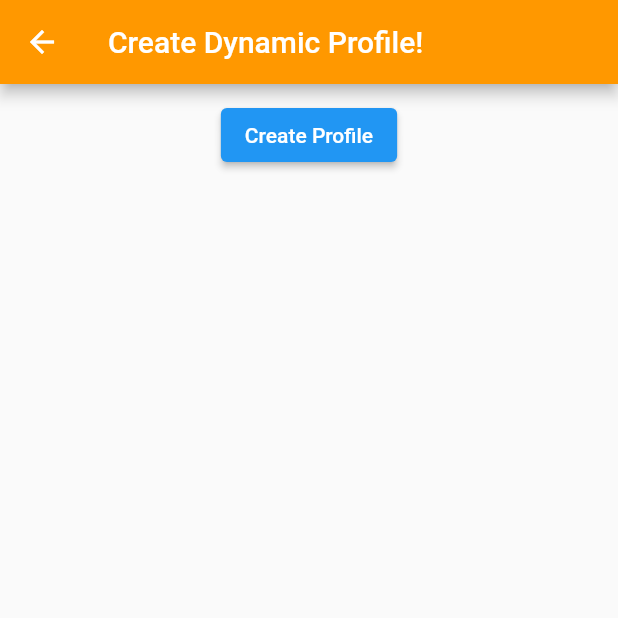
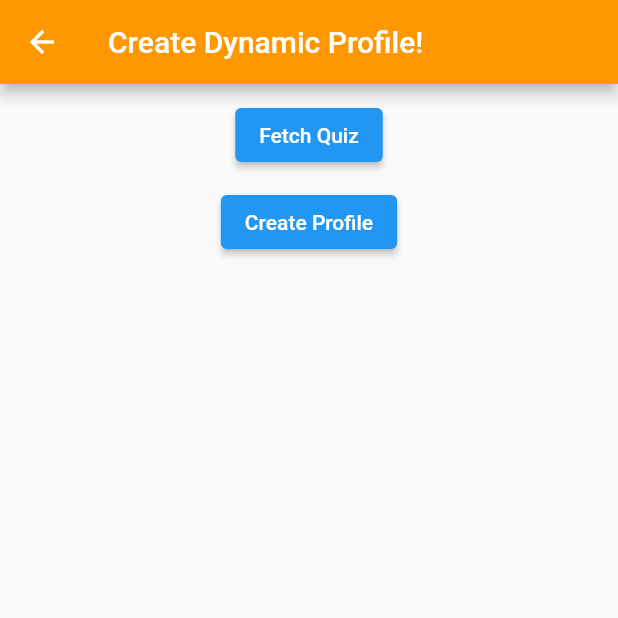
Before and after one commit to jaiminrana05/basic-navigation-go-route, a Flutter app: the ProfilePage screen opened directly, on a phone screen of 412 x 824 dp, the top half of it. Run offline on Flutter 3.47's test engine with Material 2 defaults, Android fonts, the phone set to English and light mode, and no system bars; our stand-ins replace flutter_mobx, go_router, mobx, shared_preferences; accounts and stored records are empty; generated files the repository leaves out were written again.

Commit message:
:sparkles: handle an async data

```diff
--- /dev/null
+++ b/lib/async_data/quiz_data.dart
@@ -0,0 +1,36 @@
+import 'dart:math';
+
+class QuizData {
+  QuizData({
+    required this.name,
+    required this.quizNo,
+  });
+
+  final String name;
+  final int quizNo;
+}
+
+class Quiz {
+  static final data = [
+    QuizData(name: 'Aptitude Quiz', quizNo: 1),
+    QuizData(name: 'DSA Quiz', quizNo: 2),
+    QuizData(name: 'Programming Quiz', quizNo: 3)
+  ];
+}
+
+class Repository {
+  static final rnd = Random();
+
+  Future<List<QuizData>> getFamilies() async {
+    // simulate network delay
+    await Future<void>.delayed(
+      const Duration(seconds: 3),
+    );
+
+    // simulate error
+    //if (rnd.nextBool()) throw Exception('error fetching families');
+
+    // return async_data "fetched over the network"
+    return Quiz.data;
+  }
+}
--- a/lib/pages/profile/profile_page.dart
+++ b/lib/pages/profile/profile_page.dart
@@ -20,6 +20,14 @@ class ProfilePage extends StatelessWidget {
       ),
       body: Column(
         children: [
+          const SizedBox(height: 10),
+          ElevatedButton(
+            onPressed: () => context.goNamed(
+              'QuizList',
+              params: {'tab': 'profile'},
+            ),
+            child: const Text('Fetch Quiz'),
+          ),
           const SizedBox(height: 10),
           ElevatedButton(
             onPressed: () {
--- a/lib/route/route.dart
+++ b/lib/route/route.dart
@@ -3,11 +3,11 @@ import 'package:basic_navigation_go_route/pages/profile/profile_page.dart';
 import 'package:basic_navigation_go_route/pages/questionnaire/question_into.dart';
 import 'package:basic_navigation_go_route/pages/questionnaire/questionnaire_home.dart';
 import 'package:basic_navigation_go_route/pages/questionnaire/user_info_page.dart';
-import 'package:basic_navigation_go_route/pages/quiz/quiz_list_page.dart';
 import 'package:basic_navigation_go_route/utils/local_storage.dart';
 import 'package:flutter/material.dart';
 import 'package:go_router/go_router.dart';
 
+import '../async_data/quiz_list.dart';
 import '../pages/error_page.dart';
 import '../pages/home_page.dart';
 import '../pages/profile/single_profile_page.dart';
@@ -128,8 +128,8 @@ class MyRoutes {
           GoRoute(
             path: 'quizList',
             name: 'QuizList',
-            pageBuilder: (context, state) => const MaterialPage(
-              child: QuizListPage(),
+            pageBuilder: (context, state) => MaterialPage(
+              child: QuizList(),
             ),
             routes: [
               //http://localhost:53894/home/quizResult?currentQuiz=9
```
Also changed, not shown: lib/async_data/quiz_list.dart (added, +58 -0 lines).
